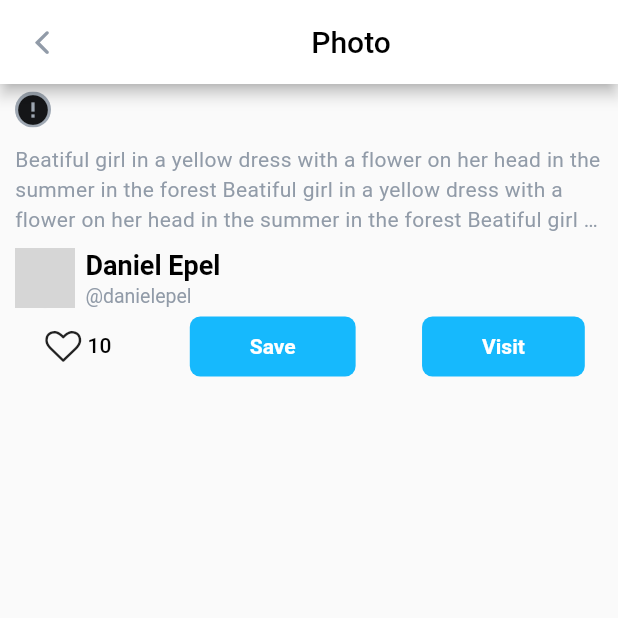
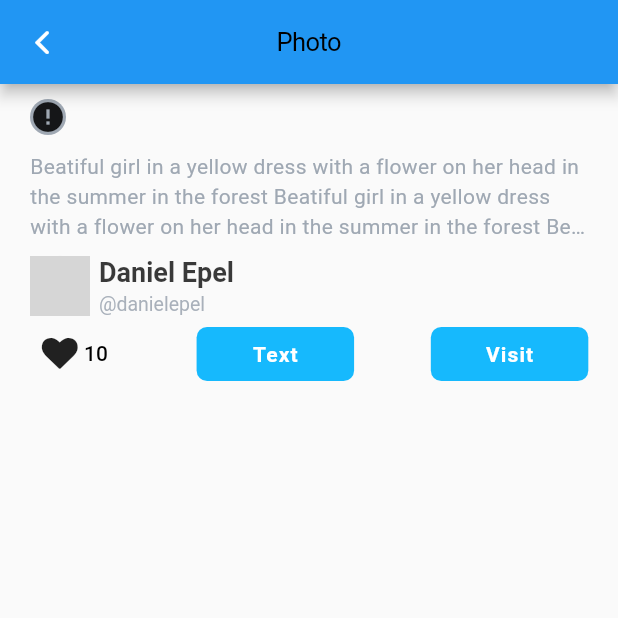
Before and after one commit to EpsWeb/skill_branch_flutter, a Flutter app: the screen it shows after launch, after a tap on the "error" icon, on a phone screen of 412 x 824 dp, the top half of it. Run offline on Flutter 3.47's test engine with Material 2 defaults, Android fonts, the phone set to English and light mode, and no system bars; drawn by our look-alikes of cached_network_image; network calls fail; grey boxes are pictures that could not be loaded.

Commit message:
Hometask 4 done

```diff
--- a/lib/main.dart
+++ b/lib/main.dart
@@ -1,3 +1,5 @@
+import 'package:flutter/rendering.dart';
+
 import 'app.dart';
 import 'package:flutter/material.dart';
 
--- a/lib/screens/feed_screen.dart
+++ b/lib/screens/feed_screen.dart
@@ -40,17 +40,23 @@ class _FeedScreenState extends State<FeedScreen> {
       crossAxisAlignment: CrossAxisAlignment.start,
       children: [
         GestureDetector(
-          child: Photo(
-            photoLink: kFlutterDash,
+          child: Hero(
+            tag: 'hero-full-screen-page-$index',
+            child: Photo(
+              photoLink: kFlutterDash,
+            ),
           ),
           onTap: () {
             Navigator.push(
                 context,
                 MaterialPageRoute(
                     builder: (context) => FullScreenImage(
+                          heroTag: 'hero-full-screen-page-$index',
                           photo: kFlutterDash,
                           name: 'Daniel Epel',
                           userName: 'danielepel',
+                          userPhoto:
+                              'https://skill-branch.ru/img/speakers/Adechenko.jpg',
                           altDescription:
                               'Beatiful girl in a yellow dress with a flower on her head in the summer in the forest Beatiful girl in a yellow dress with a flower on her head in the summer in the forest Beatiful girl in a yellow dress with a flower on her head in the summer in the forest Beatiful girl in a yellow dress with a flower on her head in the summer in the forest Beatiful girl in a yellow dress with a flower on her head in the summer in the forest',
                         )));
--- a/lib/screens/photo_screen.dart
+++ b/lib/screens/photo_screen.dart
@@ -8,152 +8,233 @@ import 'package:flutter/cupertino.dart';
 import 'package:flutter/material.dart';
 
 class FullScreenImage extends StatefulWidget {
+  FullScreenImage(
+      {this.photo = '',
+      this.altDescription = '',
+      this.name = '',
+      this.userName = '',
+      Key key,
+      this.heroTag = '',
+      this.userPhoto = ''})
+      : super(key: key);
+
   final String photo;
   final String altDescription;
-  final Key key;
+  final String name;
   final String userName;
-  final String name;
-
-  FullScreenImage(
-      {this.photo, this.altDescription, this.userName, this.name, this.key})
-
-      : super(key: key);
+  final String userPhoto;
+  final String heroTag;
 
   @override
   State<StatefulWidget> createState() {
-    return _FullScreenImageState();
+    return FullScreenImageState();
   }
 }
 
-class _FullScreenImageState extends State<FullScreenImage> {
-  String photo;
-  String altDescription;
-  String userName;
-  String name;
+class FullScreenImageState extends State<FullScreenImage>
+    with TickerProviderStateMixin {
+  AnimationController _controller;
 
   @override
   void initState() {
     super.initState();
-    this.name = widget.name != null ? widget.name : '';
-    this.userName = widget.userName != null ? widget.userName : '';
-    this.altDescription = widget.altDescription != null ? widget.altDescription : '';
-    this.photo = widget.photo != null ? widget.photo : '';
+
+    _controller = AnimationController(
+        duration: Duration(milliseconds: 1500), vsync: this);
+
+    _playAnimation();
+  }
+
+  @override
+  void dispose() {
+    _controller.dispose();
+    super.dispose();
+  }
+
+  Future<void> _playAnimation() async {
+    try {
+      await _controller.forward().orCancel;
+
+      //  await _controller.reverse().orCancel;
+    } on TickerCanceled {
+      //анимация была отменена, тк была уничтожена
+    }
   }
 
   @override
   Widget build(BuildContext context) {
+    // print(widget.heroTag);
+
     return Scaffold(
-      appBar: AppBar(
-        title: Center(
-          child: Text(
-            'Photo',
-            style: TextStyle(
-              color: AppColors.black,
+      appBar: _buildAppBar(context),
+      body: Padding(
+        padding: EdgeInsets.symmetric(horizontal: 10, vertical: 5),
+        child: Column(
+          crossAxisAlignment: CrossAxisAlignment.start,
+          mainAxisAlignment: MainAxisAlignment.start,
+          children: <Widget>[
+            Hero(
+              // прилетающая картика с др страницы
+              tag: widget.heroTag,
+              child: Photo(
+                photoLink: widget.photo,
               ),
             ),
+            Padding(
+              //описание под картинкой
+              padding: EdgeInsets.symmetric(horizontal: 10, vertical: 5),
+              child: Text(
+                widget.altDescription,
+                maxLines: 3,
+                style: AppStyles.h3.copyWith(color: AppColors.grayChateau),
+                overflow: TextOverflow.ellipsis,
+              ),
+            ),
+
+            StaggerAnimation(
+              animationController: _controller,
+              name: widget.name,
+              userName: widget.userName,
+              userPhoto: widget.userPhoto,
+            ), // аватарка, имя, username анимация прозрачности
+
+            Row(
+              // строка с кнопками лайков и Text @ Visit
+              mainAxisAlignment: MainAxisAlignment.spaceAround,
+              children: <Widget>[
+                LikeButton(10, true), // кнопка с лайками
+                SizedBox(width: 12),
+                GestureDetector(
+                    //behavior: HitTestBehavior.opaque,
+                    onTap: () {},
+                    child: _buildButton('Text')),
+                SizedBox(width: 12),
+                GestureDetector(
+                  //behavior: HitTestBehavior.opaque,
+                  onTap: () {},
+                  child: _buildButton('Visit'),
+                ),
+              ],
+            ),
+          ],
+        ),
+      ),
+    );
+  }
+}
+
+Widget _buildAppBar(context) {
+  return AppBar(
+    centerTitle: true,
+    title: Text(
+      'Photo',
+      style: AppStyles.h2Black,
     ),
     leading: IconButton(
-          icon: Icon(
-            CupertinoIcons.back,
-            color: AppColors.manatee,
-          ),
+        icon: const Icon(CupertinoIcons.back),
         onPressed: () {
           Navigator.pop(context);
-          },
-        ),
-        backgroundColor: Colors.white,
-      ),
-      body: _buildBody(),
+        }),
   );
 }
 
-  Widget _buildBody() {
-    return Column(
-      crossAxisAlignment: CrossAxisAlignment.start,
-      children: [
-        Photo(
-          photoLink: kFlutterDash,
+Widget _buildButton(String text) {
+  //кнопки
+  return Container(
+    width: 105,
+    height: 36,
+    alignment: Alignment.center,
+    padding: EdgeInsets.symmetric(vertical: 10, horizontal: 20),
+    // margin: EdgeInsets.all(12),
+    decoration: BoxDecoration(
+      shape: BoxShape.rectangle,
+      color: AppColors.dodgerBlue,
+      borderRadius: BorderRadius.all(Radius.circular(7)),
     ),
-        _buildDescription(),
-        _buildUserInfo(),
-        _buildBottom(),
-      ],
-    );
-  }
 
-  Widget _buildDescription() {
-    return Padding(
-      padding: EdgeInsets.symmetric(vertical: 5.0, horizontal: 10),
     child: Text(
-        altDescription,
-        maxLines: 3,
-        overflow: TextOverflow.ellipsis,
-        style: AppStyles.h3,
+      text,
+      style: AppStyles.h4.copyWith(color: AppColors.white),
     ),
   );
 }
 
-  Widget _buildUserInfo() {
+class StaggerAnimation extends StatelessWidget {
+  final Animation<double> opacityUserAvatar;
+  final Animation<double> opacityText;
+  final Animation<double> animationController;
+
+  final String name;
+  final String userName;
+  final String userPhoto;
+
+  StaggerAnimation(
+      {Key key,
+      this.animationController,
+      this.name,
+      this.userName,
+      this.userPhoto})
+      : opacityUserAvatar = Tween<double>(begin: 0.0, end: 1.0).animate(
+          CurvedAnimation(
+            parent: animationController,
+            curve: Interval(0.0, 0.5, curve: Curves.ease),
+          ),
+        ),
+        opacityText = Tween<double>(begin: 0, end: 1.0).animate(
+          CurvedAnimation(
+            parent: animationController,
+            curve: Interval(0.5, 1.0, curve: Curves.ease),
+          ),
+        ),
+        super(key: key);
+
+  @override
+  Widget build(BuildContext context) {
+    return AnimatedBuilder(
+      builder: _buildPhotoMetaData,
+      animation: animationController,
+    );
+  }
+
+  Widget _buildPhotoMetaData(BuildContext context, Widget child) {
+    // ghjdthrf pyfxtybq
+
+    // double a, b, c, d;
+    //   a = animationController.value;
+    //   b = opacityUserAvatar.value;
+    //   print('$a - OpacityUserAvatar $b');
+    //  c = animationController.value;
+    // d = opacityText.value;
+    //print('$c - opacityText $d');
     return Padding(
       padding: EdgeInsets.symmetric(horizontal: 10, vertical: 5),
       child: Row(
-        children: [
-          UserAvatar('https://skill-branch.ru/img/speakers/Adechenko.jpg'),
-          SizedBox(
-            width: 7,
+        mainAxisAlignment: MainAxisAlignment.spaceBetween,
+        children: <Widget>[
+          Row(
+            children: <Widget>[
+              FadeTransition(
+                opacity: opacityUserAvatar,
+                child: UserAvatar(userPhoto),
               ),
-          Column(
+              SizedBox(width: 6),
+              FadeTransition(
+                opacity: opacityText,
+                child: Column(
                   crossAxisAlignment: CrossAxisAlignment.start,
                   mainAxisAlignment: MainAxisAlignment.spaceBetween,
-            children: [
-              _buildText(name: name != null ? name : 'Daniel Epel'),
-              _buildText(nickName: userName != null ? userName : 'danielepel'),
+                  children: <Widget>[
+                    Text(name, style: AppStyles.h1Black),
+                    Text('@$userName',
+                        style: AppStyles.h5Black
+                            .copyWith(color: AppColors.manatee)),
+                  ],
+                ),
+              ),
             ],
           ),
         ],
       ),
     );
   }
-
-  Text _buildText({String name, String nickName}) {
-    if (name != null) {
-      return Text(
-        name,
-        style: AppStyles.h1Black,
-      );
 }
-    return Text(
-      '@' + nickName,
-      style: AppStyles.h5Black.copyWith(color: AppColors.manatee),
-    );
-  }
-
-  Widget _buildBottom() {
-    return Row(
-      mainAxisAlignment: MainAxisAlignment.spaceAround,
-      crossAxisAlignment: CrossAxisAlignment.center,
-      children: [
-        LikeButton(10, false),
-        _buildButton('Save'),
-        _buildButton('Visit'),
-      ],
-    );
-  }
-
-  Widget _buildButton(String text) {
-    return GestureDetector(
-      behavior: HitTestBehavior.opaque,
-      onTap: () {
-        print('Presss');
-      },
-      child: Container(
-        child: Center(child: Text(text, style: TextStyle(color: AppColors.white, fontWeight: FontWeight.w600),)),
-        padding: EdgeInsets.symmetric(vertical: 12, horizontal: 40),
-        decoration: BoxDecoration(
-          color: AppColors.dodgerBlue,
-          borderRadius: BorderRadius.circular(7),
-        ),
-      ),
-    );
-  }
-}
```
Also changed, not shown: 1 other file. Lines whose indentation alone changed are shown as unchanged.
